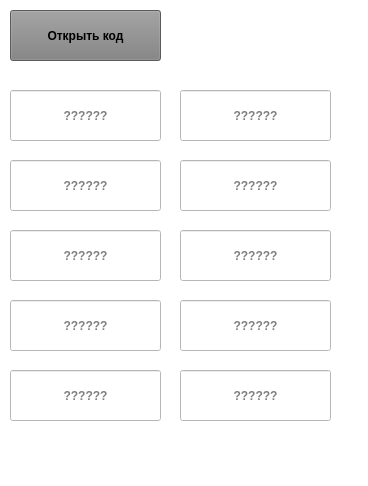
Qt form exam/Gerasimenko_191-351/promowindow.ui (DemidGerasim/Exam_REZAS) before a commit.
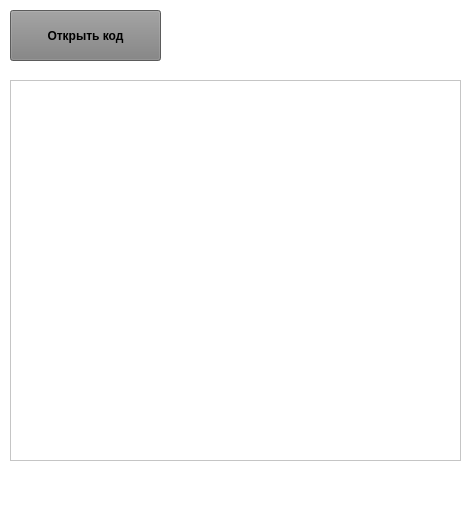
The same form after that commit.

```diff
--- a/exam/Gerasimenko_191-351/promowindow.ui
+++ b/exam/Gerasimenko_191-351/promowindow.ui
@@ -6,8 +6,8 @@
    <rect>
     <x>0</x>
     <y>0</y>
-    <width>368</width>
-    <height>486</height>
+    <width>473</width>
+    <height>511</height>
    </rect>
   </property>
   <property name="windowTitle">
@@ -41,274 +41,14 @@
      <string>Открыть код</string>
     </property>
    </widget>
-   <widget class="QLineEdit" name="lineEdit">
+   <widget class="QListWidget" name="itemListWidget">
     <property name="geometry">
      <rect>
       <x>10</x>
-      <y>90</y>
-      <width>151</width>
-      <height>51</height>
+      <y>80</y>
+      <width>451</width>
+      <height>381</height>
      </rect>
-    </property>
-    <property name="font">
-     <font>
-      <bold>true</bold>
-     </font>
-    </property>
-    <property name="styleSheet">
-     <string notr="true"/>
-    </property>
-    <property name="alignment">
-     <set>Qt::AlignCenter</set>
-    </property>
-    <property name="readOnly">
-     <bool>true</bool>
-    </property>
-    <property name="placeholderText">
-     <string>??????</string>
-    </property>
-   </widget>
-   <widget class="QLineEdit" name="lineEdit_2">
-    <property name="geometry">
-     <rect>
-      <x>180</x>
-      <y>90</y>
-      <width>151</width>
-      <height>51</height>
-     </rect>
-    </property>
-    <property name="font">
-     <font>
-      <bold>true</bold>
-     </font>
-    </property>
-    <property name="styleSheet">
-     <string notr="true"/>
-    </property>
-    <property name="alignment">
-     <set>Qt::AlignCenter</set>
-    </property>
-    <property name="readOnly">
-     <bool>true</bool>
-    </property>
-    <property name="placeholderText">
-     <string>??????</string>
-    </property>
-   </widget>
-   <widget class="QLineEdit" name="lineEdit_3">
-    <property name="geometry">
-     <rect>
-      <x>10</x>
-      <y>160</y>
-      <width>151</width>
-      <height>51</height>
-     </rect>
-    </property>
-    <property name="font">
-     <font>
-      <bold>true</bold>
-     </font>
-    </property>
-    <property name="styleSheet">
-     <string notr="true"/>
-    </property>
-    <property name="alignment">
-     <set>Qt::AlignCenter</set>
-    </property>
-    <property name="readOnly">
-     <bool>true</bool>
-    </property>
-    <property name="placeholderText">
-     <string>??????</string>
-    </property>
-   </widget>
-   <widget class="QLineEdit" name="lineEdit_4">
-    <property name="geometry">
-     <rect>
-      <x>180</x>
-      <y>160</y>
-      <width>151</width>
-      <height>51</height>
-     </rect>
-    </property>
-    <property name="font">
-     <font>
-      <bold>true</bold>
-     </font>
-    </property>
-    <property name="styleSheet">
-     <string notr="true"/>
-    </property>
-    <property name="alignment">
-     <set>Qt::AlignCenter</set>
-    </property>
-    <property name="readOnly">
-     <bool>true</bool>
-    </property>
-    <property name="placeholderText">
-     <string>??????</string>
-    </property>
-   </widget>
-   <widget class="QLineEdit" name="lineEdit_5">
-    <property name="geometry">
-     <rect>
-      <x>10</x>
-      <y>230</y>
-      <width>151</width>
-      <height>51</height>
-     </rect>
-    </property>
-    <property name="font">
-     <font>
-      <bold>true</bold>
-     </font>
-    </property>
-    <property name="styleSheet">
-     <string notr="true"/>
-    </property>
-    <property name="alignment">
-     <set>Qt::AlignCenter</set>
-    </property>
-    <property name="readOnly">
-     <bool>true</bool>
-    </property>
-    <property name="placeholderText">
-     <string>??????</string>
-    </property>
-   </widget>
-   <widget class="QLineEdit" name="lineEdit_6">
-    <property name="geometry">
-     <rect>
-      <x>180</x>
-      <y>230</y>
-      <width>151</width>
-      <height>51</height>
-     </rect>
-    </property>
-    <property name="font">
-     <font>
-      <bold>true</bold>
-     </font>
-    </property>
-    <property name="styleSheet">
-     <string notr="true"/>
-    </property>
-    <property name="alignment">
-     <set>Qt::AlignCenter</set>
-    </property>
-    <property name="readOnly">
-     <bool>true</bool>
-    </property>
-    <property name="placeholderText">
-     <string>??????</string>
-    </property>
-   </widget>
-   <widget class="QLineEdit" name="lineEdit_7">
-    <property name="geometry">
-     <rect>
-      <x>10</x>
-      <y>300</y>
-      <width>151</width>
-      <height>51</height>
-     </rect>
-    </property>
-    <property name="font">
-     <font>
-      <bold>true</bold>
-     </font>
-    </property>
-    <property name="styleSheet">
-     <string notr="true"/>
-    </property>
-    <property name="alignment">
-     <set>Qt::AlignCenter</set>
-    </property>
-    <property name="readOnly">
-     <bool>true</bool>
-    </property>
-    <property name="placeholderText">
-     <string>??????</string>
-    </property>
-   </widget>
-   <widget class="QLineEdit" name="lineEdit_8">
-    <property name="geometry">
-     <rect>
-      <x>180</x>
-      <y>300</y>
-      <width>151</width>
-      <height>51</height>
-     </rect>
-    </property>
-    <property name="font">
-     <font>
-      <bold>true</bold>
-     </font>
-    </property>
-    <property name="styleSheet">
-     <string notr="true"/>
-    </property>
-    <property name="alignment">
-     <set>Qt::AlignCenter</set>
-    </property>
-    <property name="readOnly">
-     <bool>true</bool>
-    </property>
-    <property name="placeholderText">
-     <string>??????</string>
-    </property>
-   </widget>
-   <widget class="QLineEdit" name="lineEdit_9">
-    <property name="geometry">
-     <rect>
-      <x>10</x>
-      <y>370</y>
-      <width>151</width>
-      <height>51</height>
-     </rect>
-    </property>
-    <property name="font">
-     <font>
-      <bold>true</bold>
-     </font>
-    </property>
-    <property name="styleSheet">
-     <string notr="true"/>
-    </property>
-    <property name="alignment">
-     <set>Qt::AlignCenter</set>
-    </property>
-    <property name="readOnly">
-     <bool>true</bool>
-    </property>
-    <property name="placeholderText">
-     <string>??????</string>
-    </property>
-   </widget>
-   <widget class="QLineEdit" name="lineEdit_10">
-    <property name="geometry">
-     <rect>
-      <x>180</x>
-      <y>370</y>
-      <width>151</width>
-      <height>51</height>
-     </rect>
-    </property>
-    <property name="font">
-     <font>
-      <bold>true</bold>
-     </font>
-    </property>
-    <property name="styleSheet">
-     <string notr="true"/>
-    </property>
-    <property name="alignment">
-     <set>Qt::AlignCenter</set>
-    </property>
-    <property name="readOnly">
-     <bool>true</bool>
-    </property>
-    <property name="placeholderText">
-     <string>??????</string>
     </property>
    </widget>
   </widget>
```
Left out of the diff: 2 changed lines with no effect on the pictures.
